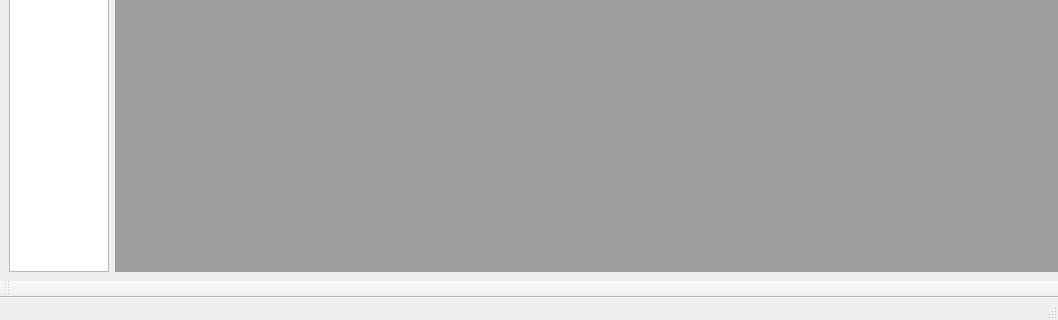
HarmlessmanArs/OCT_newest_program, file program/gui/windows/main.ui: the form before one commit; both pictures show x 0 to 1058 and y 528 to 848 of the 1058 by 848 pixel window.
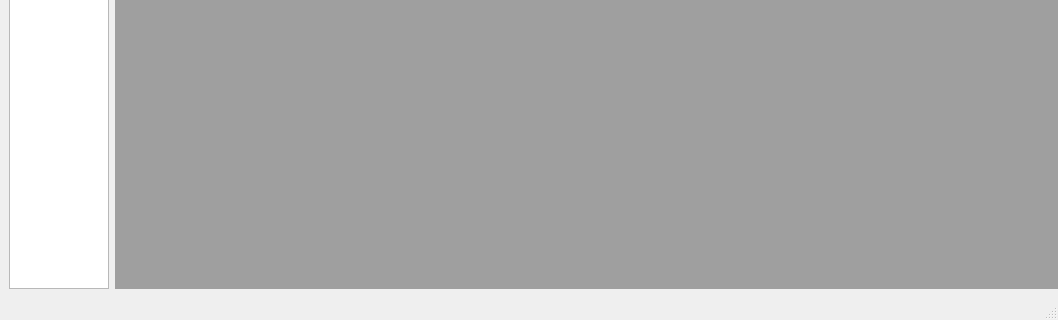
The form after the commit.

Diff of the .ui file:
```diff
--- a/program/gui/windows/main.ui
+++ b/program/gui/windows/main.ui
@@ -123,17 +123,6 @@
    <addaction name="menuHelp"/>
   </widget>
   <widget class="QStatusBar" name="statusbar"/>
-  <widget class="QToolBar" name="bottoolBar">
-   <property name="windowTitle">
-    <string>toolBar</string>
-   </property>
-   <attribute name="toolBarArea">
-    <enum>BottomToolBarArea</enum>
-   </attribute>
-   <attribute name="toolBarBreak">
-    <bool>false</bool>
-   </attribute>
-  </widget>
   <action name="actionNew">
    <property name="text">
     <string>New project</string>
```
Left out of the diff: 20 changed lines with no effect on the pictures.
